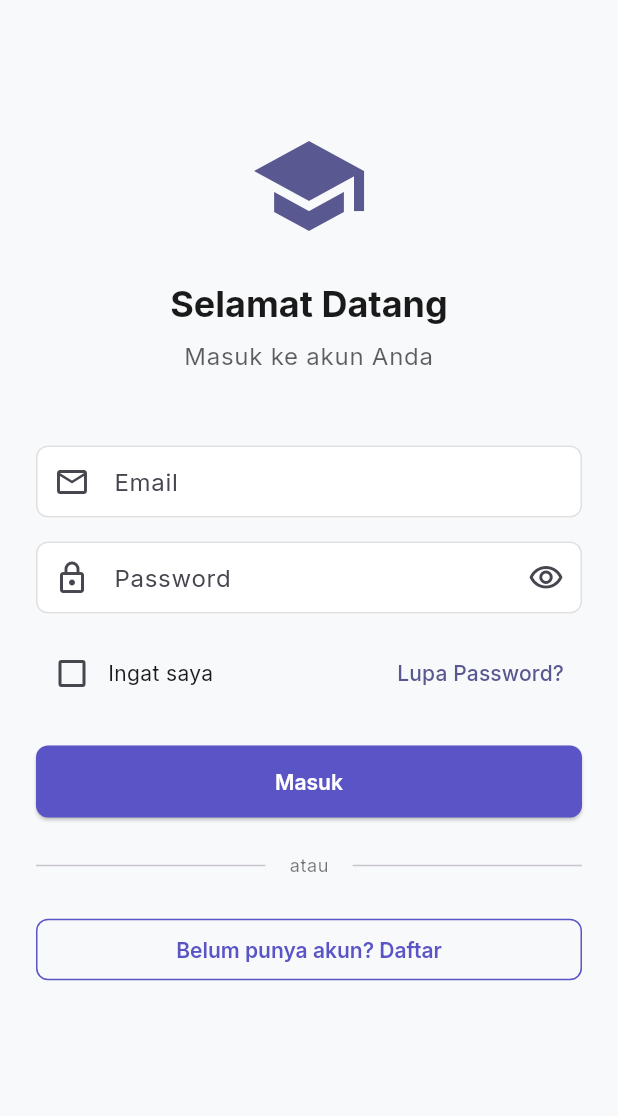
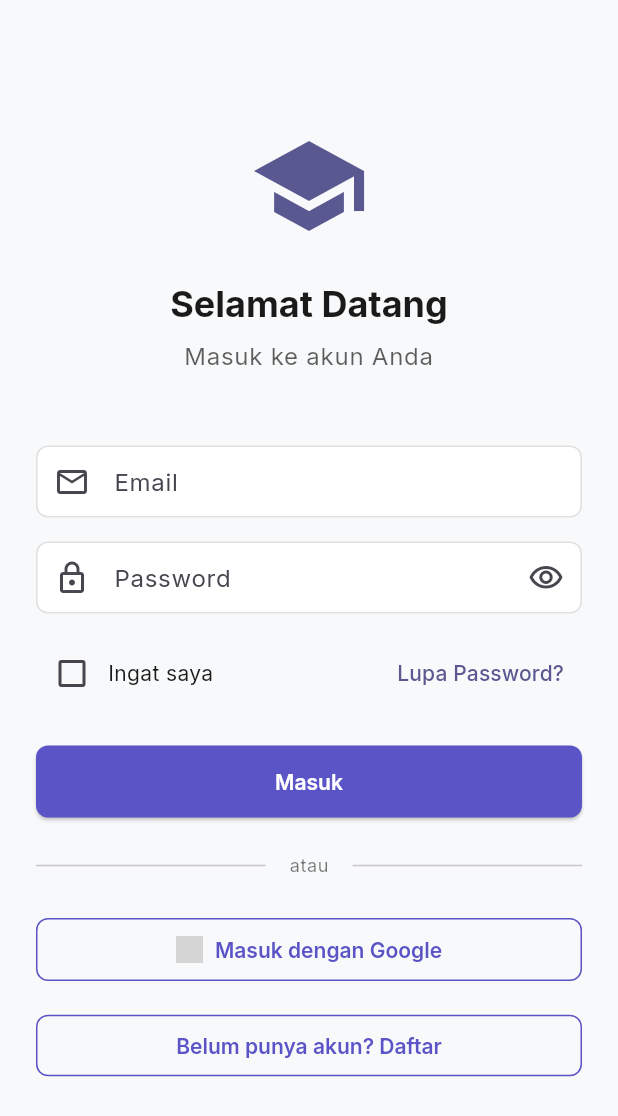
Before and after one commit to raaflii/Mobile-Education-Platform, a Flutter app: the screen it shows after launch, on a phone screen of 412 x 824 dp. Shown: the top 1116 px of the screen. Run offline on Flutter 3.47's test engine with Material 3 defaults, Android fonts, the phone set to English and light mode, and no system bars; our stand-ins replace cloud_firestore, dartz, firebase_auth, firebase_core, flutter_riverpod, freezed_annotation and 3 more; accounts and stored records are empty; grey boxes are pictures that could not be loaded.

Commit message:
add login with google btn

```diff
--- a/lib/features/auth/presentation/screens/login_screen.dart
+++ b/lib/features/auth/presentation/screens/login_screen.dart
@@ -36,6 +36,10 @@ class _LoginScreenState extends ConsumerState<LoginScreen> {
             password: _passwordController.text,
           );
     }
+  }
+
+  Future<void> _handleGoogleSignIn() async {
+    ref.read(authNotifierProvider.notifier).signInWithGoogle();
   }
 
   String _getErrorMessage(AuthFailure failure) {
@@ -265,11 +269,30 @@ class _LoginScreenState extends ConsumerState<LoginScreen> {
                 ),
                 const SizedBox(height: 24),
 
-                // Register Button
+                OutlinedButton.icon(
+                  onPressed: authState.maybeWhen(
+                    loading: () => null,
+                    orElse: () => _handleGoogleSignIn,
+                  ),
+                  icon: authState.maybeWhen(
+                    loading: () => const SizedBox(
+                      height: 20,
+                      width: 20,
+                      child: CircularProgressIndicator(strokeWidth: 2),
+                    ),
+                    orElse: () => Image.asset(
+                      'assets/images/google-logo.png',
+                      height: 18,
+                      width: 18,
+                    ),
+                  ),
+                  label: const Text('Masuk dengan Google'),
+                ),
+                const SizedBox(height: 16),
+
                 OutlinedButton(
                   onPressed: () {
                     context.push('/register');
-                    ;
                   },
                   child: const Text('Belum punya akun? Daftar'),
                 ),
```
